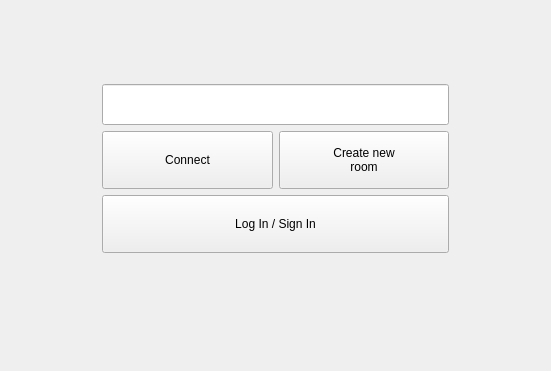
Old version of the form finished/pages/main_page.ui in the repository Sason00/project; both pictures show x 0 to 551 and y 357 to 728 of the 551 by 728 pixel window.
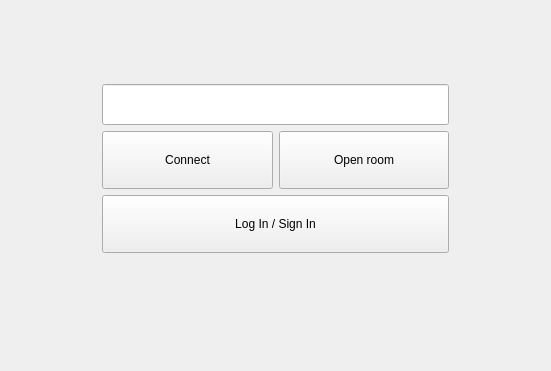
New version of the form.

```diff
--- a/finished/pages/main_page.ui
+++ b/finished/pages/main_page.ui
@@ -47,8 +47,7 @@
            <string notr="true"/>
           </property>
           <property name="text">
-           <string>Create new 
-room</string>
+           <string>Open room</string>
           </property>
          </widget>
         </item>
```
